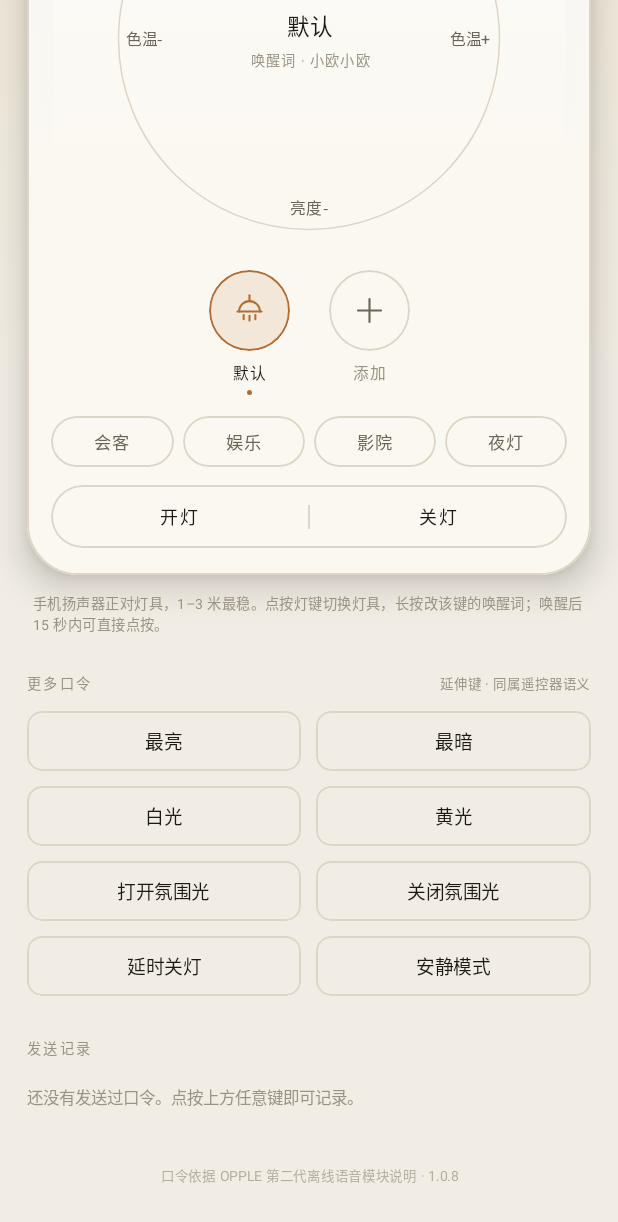
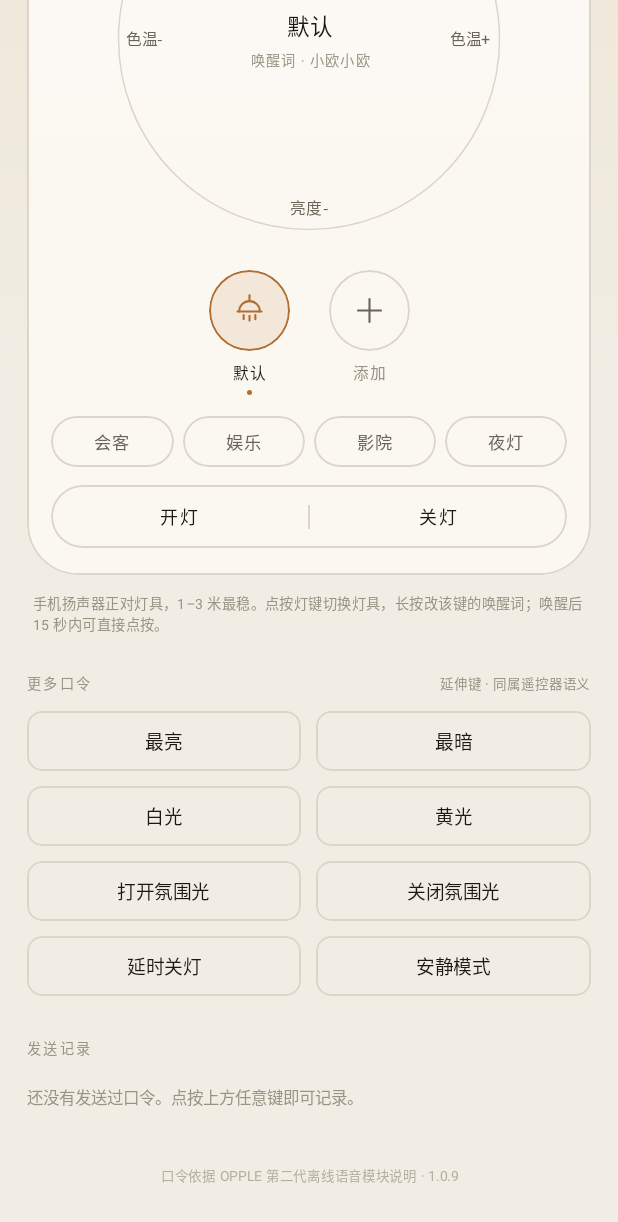
Before and after one commit to atlttl/opple-voice-remote, an Android app built with Jetpack Compose: the screen it shows after launch (MainActivity), scrolled down 291 dp, on a phone screen of 412 x 824 dp. Shown: the top 1222 px of the screen. Run offline under Robolectric (Android 15) with nearby library versions, the phone set to English and light mode, and no system bars.

Commit message:
修复浅色模式卡片圆角暗斑
半透明渐变叠加在投影上，导致左右上角出现暗色斑块。
移除 light 模式投影，渐变改为实色插值，深浅两套均不受影响。

```diff
--- a/app/build.gradle.kts
+++ b/app/build.gradle.kts
@@ -32,8 +32,8 @@ android {
         applicationId = "com.opple.voiceremote"
         minSdk = 24
         targetSdk = 35
-        versionCode = 9
-        versionName = "1.0.8"
+        versionCode = 10
+        versionName = "1.0.9"
         resourceConfigurations += listOf("zh", "en")
     }
 
--- a/app/src/main/java/com/opple/voiceremote/ui/Components.kt
+++ b/app/src/main/java/com/opple/voiceremote/ui/Components.kt
@@ -38,7 +38,6 @@ import androidx.compose.ui.Alignment
 import androidx.compose.ui.Modifier
 import androidx.compose.ui.draw.clip
 import androidx.compose.ui.draw.scale
-import androidx.compose.ui.draw.shadow
 import androidx.compose.ui.geometry.Offset
 import androidx.compose.ui.geometry.Size
 import androidx.compose.ui.graphics.Brush
@@ -47,7 +46,7 @@ import androidx.compose.ui.graphics.Path
 import androidx.compose.ui.graphics.StrokeCap
 import androidx.compose.ui.graphics.StrokeJoin
 import androidx.compose.ui.graphics.drawscope.Stroke
-import androidx.compose.ui.graphics.luminance
+import androidx.compose.ui.graphics.lerp
 import androidx.compose.ui.input.pointer.pointerInput
 import androidx.compose.ui.platform.testTag
 import androidx.compose.ui.text.style.TextAlign
@@ -452,19 +451,14 @@ private fun PowerHalf(label: String, onClick: () -> Unit, modifier: Modifier = M
 @Composable
 fun RemoteBodySurface(content: @Composable () -> Unit) {
     val p = LocalPalette.current
-    val isDark = p.canvas.luminance() < 0.5f
     Box(
         modifier = Modifier
             .fillMaxWidth()
-            .shadow(
-                elevation = if (isDark) 0.dp else 14.dp,
-                shape = RoundedCornerShape(34.dp),
-                clip = false,
-            )
             .clip(RoundedCornerShape(34.dp))
+            // 渐变必须是实色：半透明会让底层的投影透出来，在圆角处形成暗斑
             .background(
                 Brush.verticalGradient(
-                    listOf(p.bodyHigh.copy(alpha = 0.85f), p.body, p.body)
+                    listOf(lerp(p.body, p.bodyHigh, 0.5f), p.body, p.body)
                 )
             )
             .border(1.dp, p.hairline, RoundedCornerShape(34.dp))
--- a/app/src/main/java/com/opple/voiceremote/ui/RemoteScreen.kt
+++ b/app/src/main/java/com/opple/voiceremote/ui/RemoteScreen.kt
@@ -472,7 +472,7 @@ fun RemoteScreen(
 
             Spacer(Modifier.height(26.dp))
             Text(
-                "口令依据 OPPLE 第二代离线语音模块说明 · 1.0.8",
+                "口令依据 OPPLE 第二代离线语音模块说明 · 1.0.9",
                 style = MaterialTheme.typography.labelSmall.copy(fontSize = 9.sp, letterSpacing = 0.5.sp),
                 color = p.textFaint.copy(alpha = 0.7f),
                 textAlign = TextAlign.Center,
--- a/app/src/main/java/com/opple/voiceremote/ui/SettingsSheet.kt
+++ b/app/src/main/java/com/opple/voiceremote/ui/SettingsSheet.kt
@@ -386,7 +386,7 @@ fun SettingsSheet(
 
             // 关于
             SheetSection("关于") {
-                InfoRow("版本", "1.0.8 (9)")
+                InfoRow("版本", "1.0.9 (10)")
                 Spacer(Modifier.height(8.dp))
                 Text(
                     "口令词表：开灯 / 关灯 · 亮一点 / 暗一点 / 最亮 / 最暗 · 白一点 / 黄一点 / 白光 / 黄光 · 会客 / 娱乐 / 影院 / 夜灯模式 · 打开 / 关闭氛围光 · 延时关灯 · 安静模式",
```
Also changed, not shown: 8 other files.
